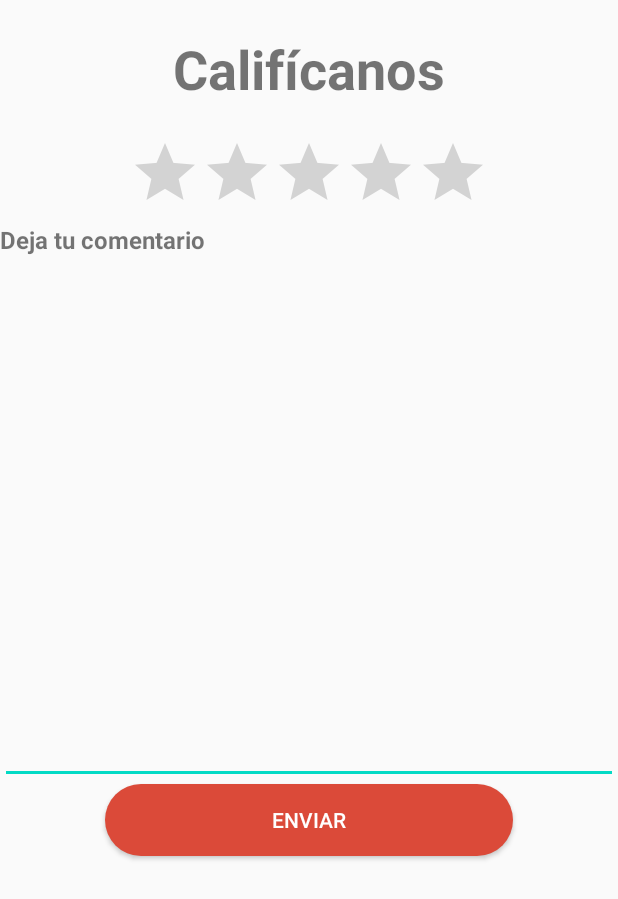
After one commit to amst-fiec/1T2020-Restaurante-inteligente, an Android app: the buzon screen opened directly, with no data from a screen before it, on a phone screen of 412 x 824 dp. The commit adds this screen. Shown: the top 899 px of the screen. Run offline under Robolectric (Android 15) with nearby library versions, the phone set to English and light mode, and no system bars.

Commit message:
Buzon de sugerencias

```diff
--- a/app/src/main/AndroidManifest.xml
+++ b/app/src/main/AndroidManifest.xml
@@ -11,7 +11,8 @@
         android:roundIcon="@mipmap/ic_launcher_round"
         android:supportsRtl="true"
         android:theme="@style/AppTheme.NoActionBar">
-        <activity android:name=".Userdata"></activity>
+        <activity android:name=".buzon"></activity>
+        <activity android:name=".Userdata" />
         <activity android:name=".MesasDisponibles" />
         <activity android:name=".MainActivity" />
         <activity android:name=".LoginActivity">
--- a/app/src/main/java/com/example/restaurante/MainActivity.java
+++ b/app/src/main/java/com/example/restaurante/MainActivity.java
@@ -23,7 +23,7 @@ public class MainActivity extends AppCompatActivity {
         super.onCreate(savedInstanceState);
         setContentView(R.layout.activity_main);
         Intent intent = getIntent();
-       info_user = (HashMap<String, String>)intent.getSerializableExtra("info_user");
+        info_user = (HashMap<String, String>)intent.getSerializableExtra("info_user");
 
 
     }
@@ -41,4 +41,8 @@ public class MainActivity extends AppCompatActivity {
         startActivity(intent);
 
     }
+    public void buzon(View view){
+        Intent intent = new Intent(this, buzon.class);
+        startActivity(intent);
+    }
 }
--- /dev/null
+++ b/app/src/main/java/com/example/restaurante/buzon.java
@@ -0,0 +1,24 @@
+package com.example.restaurante;
+
+import androidx.appcompat.app.AppCompatActivity;
+
+import android.content.Intent;
+import android.os.Bundle;
+import android.view.View;
+import android.widget.Toast;
+
+public class buzon extends AppCompatActivity {
+
+    @Override
+    protected void onCreate(Bundle savedInstanceState) {
+        super.onCreate(savedInstanceState);
+        setContentView(R.layout.activity_buzon);
+    }
+    public void enviar(View view){
+        Toast toast1 =
+                Toast.makeText(getApplicationContext(),
+                        "Calificación enviada", Toast.LENGTH_SHORT);
+        toast1.show();
+
+    }
+}
--- /dev/null
+++ b/app/src/main/res/layout/activity_buzon.xml
@@ -0,0 +1,54 @@
+<?xml version="1.0" encoding="utf-8"?>
+<LinearLayout xmlns:android="http://schemas.android.com/apk/res/android"
+    xmlns:app="http://schemas.android.com/apk/res-auto"
+    xmlns:tools="http://schemas.android.com/tools"
+    android:layout_width="match_parent"
+    android:layout_height="match_parent"
+    android:orientation="vertical"
+    tools:context=".buzon">
+
+    <TextView
+        android:id="@+id/textView"
+        android:layout_width="match_parent"
+        android:layout_height="91dp"
+        android:gravity="center|center_horizontal"
+        android:text="Califícanos"
+        android:textSize="36sp"
+        android:textStyle="bold" />
+
+    <RatingBar
+        android:id="@+id/ratingBar"
+        android:layout_width="wrap_content"
+        android:layout_height="wrap_content"
+        android:layout_gravity="center_horizontal" />
+
+    <TextView
+        android:id="@+id/comentario"
+        android:layout_width="match_parent"
+        android:layout_height="wrap_content"
+        android:text="Deja tu comentario"
+        android:textIsSelectable="false"
+        android:textSize="16dp"
+        android:textStyle="bold" />
+
+    <EditText
+        android:id="@+id/editTextTextPersonName"
+        android:layout_width="match_parent"
+        android:layout_height="352dp"
+        android:ems="10"
+        android:gravity="top"
+        android:inputType="textPersonName" />
+
+    <Button
+        android:id="@+id/enviar"
+        android:layout_width="match_parent"
+        android:layout_height="wrap_content"
+        android:layout_marginLeft="70dp"
+        android:layout_marginRight="70dp"
+        android:background="@drawable/botonredondo"
+        android:foregroundGravity="center"
+        android:onClick="enviar"
+        android:text="Enviar"
+        android:textColor="#FFFFFFFF" />
+
+</LinearLayout>
--- a/app/src/main/res/layout/activity_login.xml
+++ b/app/src/main/res/layout/activity_login.xml
@@ -25,5 +25,6 @@
         android:textSize="16dp"
         android:layout_marginLeft="20dp"
         android:layout_marginRight="20dp"
+        android:textStyle="bold"
         android:text="Iniciar sesion" />
 </LinearLayout>
--- a/app/src/main/res/layout/activity_main.xml
+++ b/app/src/main/res/layout/activity_main.xml
@@ -54,6 +54,7 @@
                 android:layout_height="wrap_content"
                 android:layout_weight="1"
                 android:background="#FFFFFF"
+                android:onClick="buzon"
                 app:srcCompat="@drawable/buzon" />
 
             <ImageButton
```
